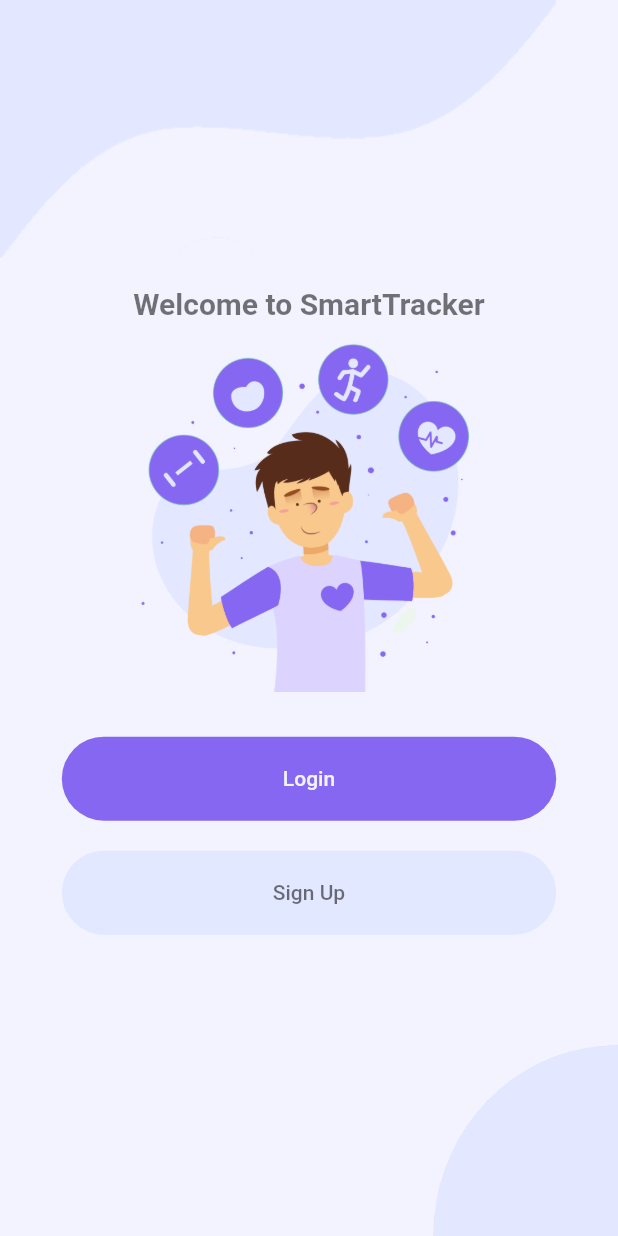
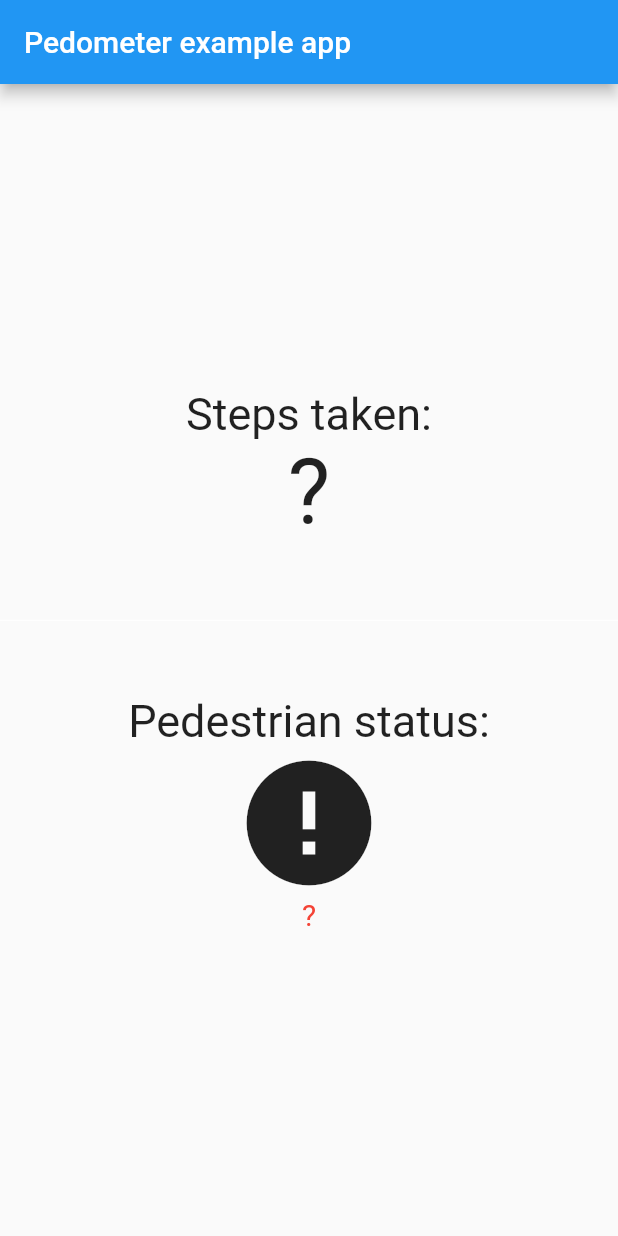
Before and after one commit to PascalM13/tracking_app, a Flutter app: the screen it shows after launch, on a phone screen of 412 x 824 dp. Run offline on Flutter 3.47's test engine with Material 2 defaults, Android fonts, the phone set to English and light mode, and no system bars; our stand-ins replace flutter_secure_storage, pedometer, percent_indicator, shared_preferences, stop_watch_timer.

Commit message:
Working Pedometer

```diff
--- a/lib/main.dart
+++ b/lib/main.dart
@@ -1,5 +1,6 @@
 import 'package:flutter/material.dart';
 import 'package:tracking_app/routes.dart';
+import 'package:tracking_app/screens/pedometer_screen.dart';
 import 'package:tracking_app/theme/colors.dart';
 
 void main() {
@@ -13,8 +14,9 @@ void main() {
         colorScheme: ColorScheme.fromSwatch().copyWith(primary: accentColor)),
     debugShowCheckedModeBanner: false,
     //home: const NavScreen(), //home: const WelcomeScreen(),
-    onGenerateRoute: RouterManager.generateRoute,
+    //onGenerateRoute: RouterManager.generateRoute,
 
-    initialRoute: defaultRoute,
+    // initialRoute: defaultRoute,
+    home: const PedometerScreen(),
   ));
 }
--- /dev/null
+++ b/lib/screens/pedometer_screen.dart
@@ -0,0 +1,119 @@
+import 'package:flutter/material.dart';
+import 'dart:async';
+
+import 'package:pedometer/pedometer.dart';
+
+String formatDate(DateTime d) {
+  return d.toString().substring(0, 19);
+}
+
+class PedometerScreen extends StatefulWidget {
+  const PedometerScreen({Key? key}) : super(key: key);
+
+  @override
+  State<PedometerScreen> createState() => _PedometerScreenState();
+}
+
+class _PedometerScreenState extends State<PedometerScreen> {
+  late Stream<StepCount> _stepCountStream;
+  late Stream<PedestrianStatus> _pedestrianStatusStream;
+  String _status = '?', _steps = '?';
+
+  @override
+  void initState() {
+    super.initState();
+    initPlatformState();
+  }
+
+  void onStepCount(StepCount event) {
+    print(event);
+    setState(() {
+      _steps = event.steps.toString();
+    });
+  }
+
+  void onPedestrianStatusChanged(PedestrianStatus event) {
+    print(event);
+    setState(() {
+      _status = event.status;
+    });
+  }
+
+  void onPedestrianStatusError(error) {
+    print('onPedestrianStatusError: $error');
+    setState(() {
+      _status = 'Pedestrian Status not available';
+    });
+    print(_status);
+  }
+
+  void onStepCountError(error) {
+    print('onStepCountError: $error');
+    setState(() {
+      _steps = 'Step Count not available';
+    });
+  }
+
+  void initPlatformState() {
+    _pedestrianStatusStream = Pedometer.pedestrianStatusStream;
+    _pedestrianStatusStream
+        .listen(onPedestrianStatusChanged)
+        .onError(onPedestrianStatusError);
+
+    _stepCountStream = Pedometer.stepCountStream;
+    _stepCountStream.listen(onStepCount).onError(onStepCountError);
+
+    if (!mounted) return;
+  }
+
+  @override
+  Widget build(BuildContext context) {
+    return MaterialApp(
+      home: Scaffold(
+        appBar: AppBar(
+          title: const Text('Pedometer example app'),
+        ),
+        body: Center(
+          child: Column(
+            mainAxisAlignment: MainAxisAlignment.center,
+            children: <Widget>[
+              Text(
+                'Steps taken:',
+                style: TextStyle(fontSize: 30),
+              ),
+              Text(
+                _steps,
+                style: TextStyle(fontSize: 60),
+              ),
+              Divider(
+                height: 100,
+                thickness: 0,
+                color: Colors.white,
+              ),
+              Text(
+                'Pedestrian status:',
+                style: TextStyle(fontSize: 30),
+              ),
+              Icon(
+                _status == 'walking'
+                    ? Icons.directions_walk
+                    : _status == 'stopped'
+                        ? Icons.accessibility_new
+                        : Icons.error,
+                size: 100,
+              ),
+              Center(
+                child: Text(
+                  _status,
+                  style: _status == 'walking' || _status == 'stopped'
+                      ? TextStyle(fontSize: 30)
+                      : TextStyle(fontSize: 20, color: Colors.red),
+                ),
+              )
+            ],
+          ),
+        ),
+      ),
+    );
+  }
+}
```
Also changed, not shown: 2 other files.
